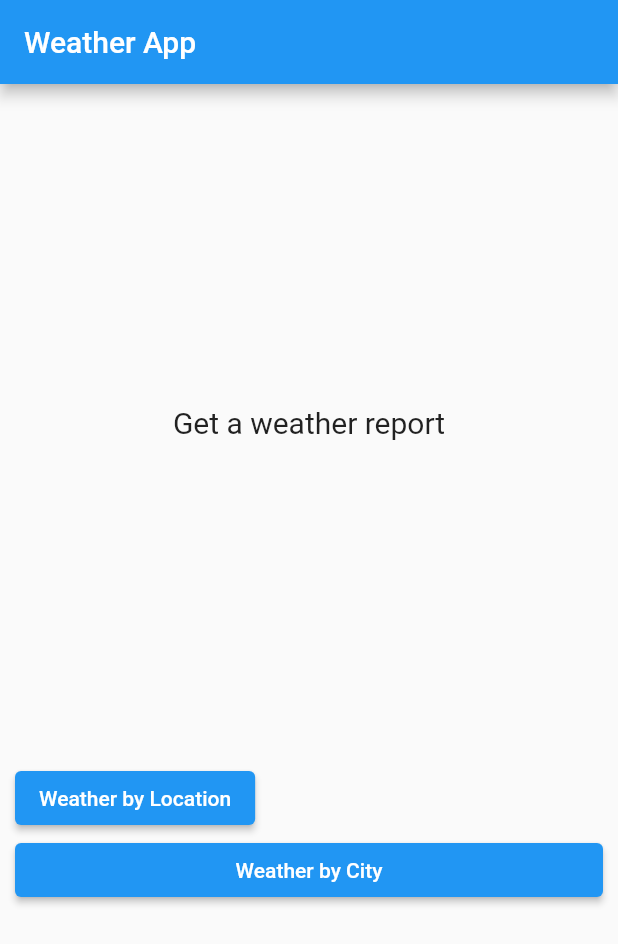
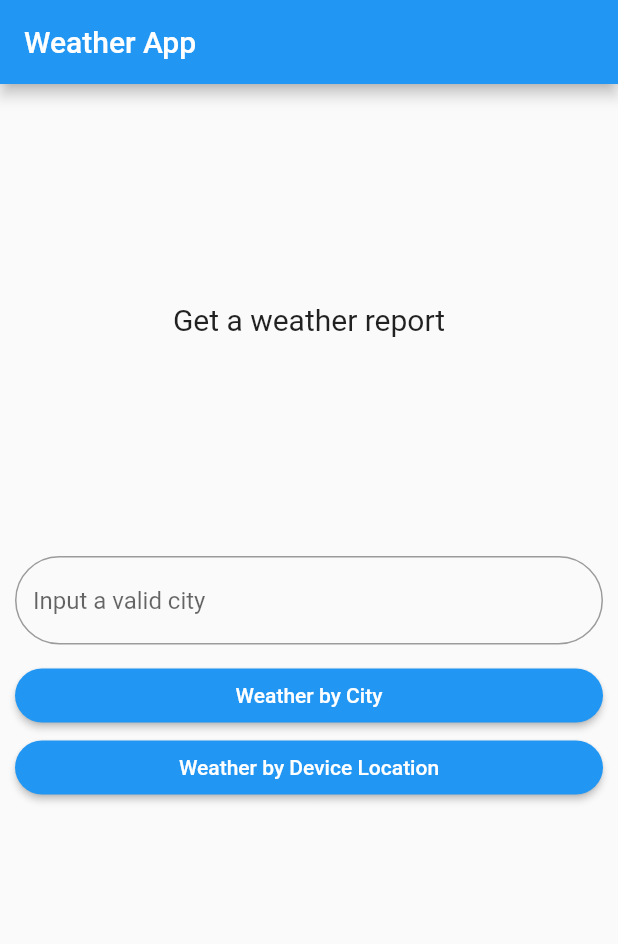
Before and after one commit to kreeztoph/weatherapp, a Flutter app: the screen it shows after launch, on a phone screen of 412 x 824 dp. Shown: the top 944 px of the screen. Run offline on Flutter 3.47's test engine with Material 2 defaults, Android fonts, the phone set to English and light mode, and no system bars; our stand-ins replace bloc, dartz, equatable, flutter_bloc, geolocator, get_it and 1 more; missing offline and left inert: cross_connectivity.

Commit message:
added search by city functionality

```diff
--- a/lib/features/weather/data/datasources/weather_remote_date_source.dart
+++ b/lib/features/weather/data/datasources/weather_remote_date_source.dart
@@ -31,7 +31,7 @@ class WeatherRemoteDataSourceImpl implements WeatherRemoteDataSource {
 
   @override
   Future<WeatherModel> getWeatherByCity(String city) => _getWeatherUrl(
-      'https://api.openweathermap.org/data/2.5/weather?id=$city&appid=$API_KEY');
+      'https://api.openweathermap.org/data/2.5/weather?q=$city&appid=$API_KEY');
 
   Future<WeatherModel> _getWeatherUrl(String url) async {
     final response = await client.get(Uri.parse(url), headers: {
--- a/lib/features/weather/data/repositories/weather_repository_impl.dart
+++ b/lib/features/weather/data/repositories/weather_repository_impl.dart
@@ -1,6 +1,7 @@
 // ignore_for_file: prefer_generic_function_type_aliases
 
 import 'package:dartz/dartz.dart';
+import 'package:weather_app/features/weather/data/models/weather_model.dart';
 
 import '../../../../core/error/exception.dart';
 import '../../../../core/error/failure.dart';
@@ -44,7 +45,7 @@ class WeatherRepositoryImpl implements WeatherRepository {
     if (await networkInfo.isDeviceConnected) {
       try {
         final remoteWeather = await getConcreteOrCity();
-        localDataSource.cacheWeatherTrivia;
+        localDataSource.cacheWeatherTrivia(remoteWeather as WeatherModel);
         return Right(remoteWeather);
       } on ServerException {
         return Left(ServerFailure());
--- a/lib/features/weather/domain/entities/weather.dart
+++ b/lib/features/weather/domain/entities/weather.dart
@@ -1,17 +1,17 @@
 import 'package:equatable/equatable.dart';
 
 class Weather extends Equatable {
-  final String weather;
-  final double latitude;
-  final double longitude;
+  final String weathers;
+  final double? latitude;
+  final double? longitude;
   final String weatherDescription;
-  final double mainTemp;
-  final double feelsLike;
+  final double? mainTemp;
+  final double? feelsLike;
   final String country;
   final String city;
 
   const Weather(
-      {required this.weather,
+      {required this.weathers,
       required this.latitude,
       required this.longitude,
       required this.weatherDescription,
@@ -22,7 +22,7 @@ class Weather extends Equatable {
 
   @override
   List<Object?> get props => [
-        weather,
+        weathers,
         latitude,
         longitude,
         weatherDescription,
--- a/lib/features/weather/presentation/cubit/weather_cubit.dart
+++ b/lib/features/weather/presentation/cubit/weather_cubit.dart
@@ -1,8 +1,7 @@
-// ignore_for_file: constant_identifier_names
+// ignore_for_file: constant_identifier_names, depend_on_referenced_packages
 
 import 'package:bloc/bloc.dart';
 import 'package:equatable/equatable.dart';
-import 'package:weather_app/core/util/input_converter.dart';
 import 'package:weather_app/features/weather/domain/usecases/get_concrete_weather.dart';
 import 'package:weather_app/features/weather/domain/usecases/get_weather_by_city.dart';
 
--- a/lib/features/weather/presentation/pages/weather_page.dart
+++ b/lib/features/weather/presentation/pages/weather_page.dart
@@ -2,7 +2,6 @@
 
 import 'package:flutter/material.dart';
 import 'package:flutter_bloc/flutter_bloc.dart';
-import 'package:weather_app/features/weather/data/datasources/weather_local_data_source.dart';
 import 'package:weather_app/features/weather/presentation/cubit/weather_cubit.dart';
 import 'package:weather_app/features/weather/presentation/widgets/widgets.dart';
 
@@ -19,7 +18,7 @@ class WeatherPage extends StatelessWidget {
       appBar: AppBar(
         title: const Text('Weather App'),
       ),
-      body: buildBody(),
+      body: SingleChildScrollView(child: buildBody()),
     );
   }
 }
@@ -44,7 +43,7 @@ BlocProvider<WeatherCubit> buildBody() {
                 } else if (state is WeatherLoading) {
                   return LoadingCircle();
                 } else if (state is WeatherLoaded) {
-                  return WeatherDisplay(weather: state.weather);
+                  return WeatherDisplay(mainWeather: state.weather);
                 } else if (state is Error) {
                   return MessageDisplay(message: state.message);
                 } else {
@@ -73,15 +72,38 @@ class WeatherControl extends StatefulWidget {
 }
 
 class _WeatherControlState extends State<WeatherControl> {
+  final controller = TextEditingController();
+  late String inputStr;
   @override
   Widget build(BuildContext context) {
     return Column(
       children: [
+        TextField(
+          decoration: InputDecoration(
+              border: OutlineInputBorder(
+                borderRadius: BorderRadius.circular(
+                  (30.0),
+                ),
+              ),
+              hintText: 'Input a valid city'),
+          onChanged: (value) {
+            inputStr = value;
+          },
+          onSubmitted: (_) => dispatchWeatherByCity(context),
+        ),
+        SizedBox(
+          height: 10,
+        ),
         Row(
           children: [
-            ElevatedButton(
-              onPressed: () {},
-              child: const Text('Weather by Location'),
+            Expanded(
+              child: ElevatedButton(
+                style: ElevatedButton.styleFrom(
+                    shape: RoundedRectangleBorder(
+                        borderRadius: BorderRadius.circular(30))),
+                onPressed: () => dispatchWeatherByCity(context),
+                child: const Text('Weather by City'),
+              ),
             ),
           ],
         ),
@@ -89,8 +111,11 @@ class _WeatherControlState extends State<WeatherControl> {
           children: [
             Expanded(
               child: ElevatedButton(
+                style: ElevatedButton.styleFrom(
+                    shape: RoundedRectangleBorder(
+                        borderRadius: BorderRadius.circular(30))),
                 onPressed: () {},
-                child: const Text('Weather by City'),
+                child: const Text('Weather by Device Location'),
               ),
             ),
           ],
@@ -98,4 +123,9 @@ class _WeatherControlState extends State<WeatherControl> {
       ],
     );
   }
+
+  void dispatchWeatherByCity(BuildContext context) {
+    controller.clear();
+    BlocProvider.of<WeatherCubit>(context).getWeatherCity(inputStr);
+  }
 }
--- a/lib/features/weather/presentation/widgets/message_display.dart
+++ b/lib/features/weather/presentation/widgets/message_display.dart
@@ -7,7 +7,7 @@ class MessageDisplay extends StatelessWidget {
   @override
   Widget build(BuildContext context) {
     return SizedBox(
-      height: MediaQuery.of(context).size.height / 2,
+      height: MediaQuery.of(context).size.height / 3,
       child: Center(
           child: SingleChildScrollView(
         child: Text(
```
Also changed, not shown: lib/core/location/location_info.dart (+34 -0 lines), lib/features/weather/data/models/weather_model.dart (+12 -12 lines), lib/features/weather/presentation/widgets/weather_display.dart (+54 -12 lines).
